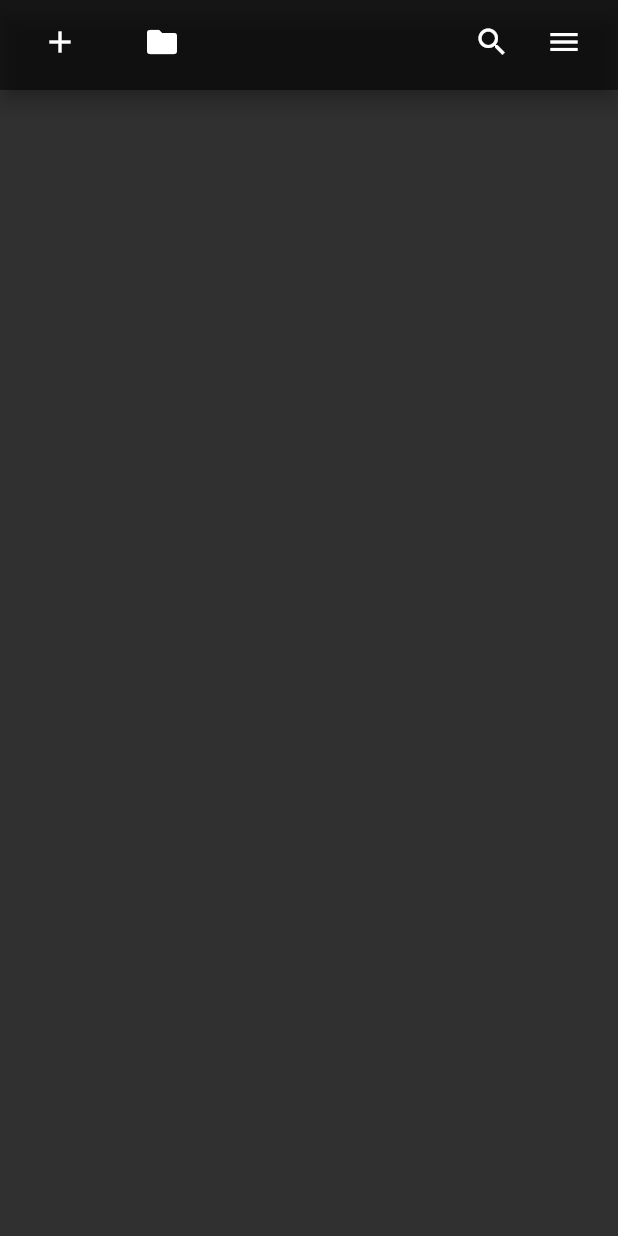
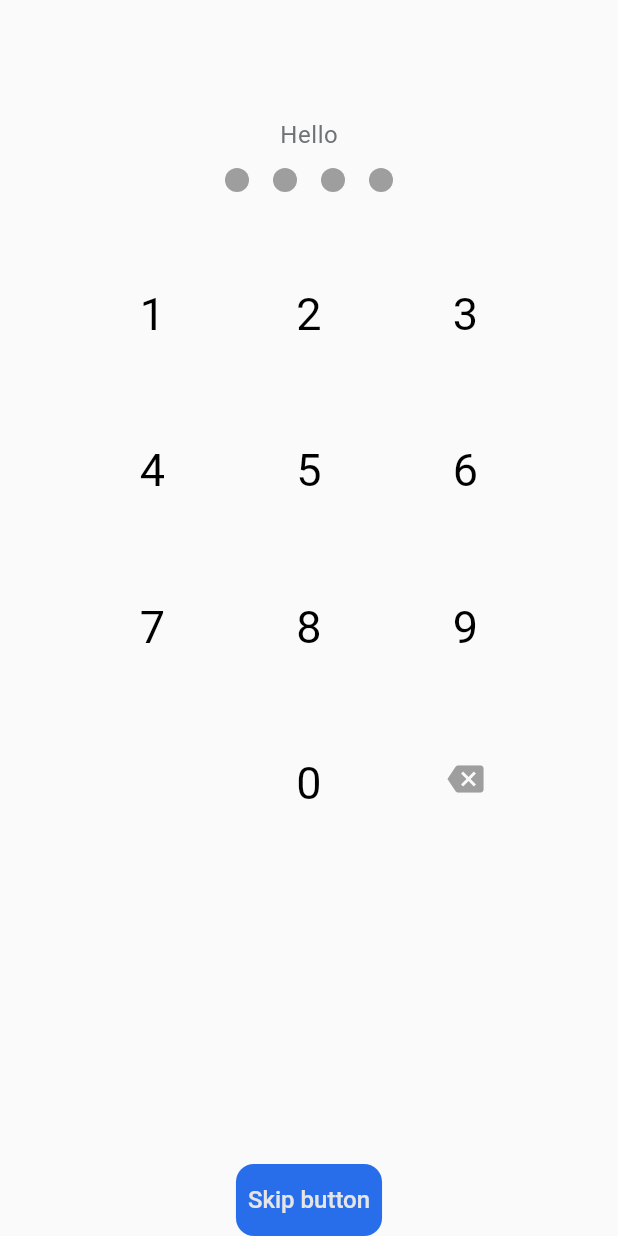
Before and after one commit to Tsiuryn/psws_storage, a Flutter app: the screen it shows after launch, on a phone screen of 412 x 824 dp. Run offline on Flutter 3.47's test engine with Material 2 defaults, Android fonts, the phone set to English and light mode, and no system bars; our stand-ins replace auto_route, flutter_bloc, flutter_swipe_action_cell, get_it, hive, hive_flutter; missing offline and left inert: back_button_interceptor, uuid_type; accounts and stored records are empty; generated files the repository leaves out were written again.

Commit message:
pin code page start

```diff
--- a/lib/app/app_bloc/environment.dart
+++ b/lib/app/app_bloc/environment.dart
@@ -8,7 +8,7 @@ class Environment {
 
   Environment.empty()
       : id = '',
-        themeType = ThemeMode.dark;
+        themeType = ThemeMode.light;
 
   Environment copyWith({
     String? id,
--- /dev/null
+++ b/lib/presenter/pin/presentation/widget/circle.dart
@@ -0,0 +1,42 @@
+import 'package:flutter/material.dart';
+
+@immutable
+class CircleUIConfig {
+  static const _defaultCircleSize = 16.0;
+
+  final Color filledColor;
+  final Color emptyColor;
+  final double circleSize;
+
+  const CircleUIConfig({
+    this.filledColor = Colors.blue,
+    this.emptyColor = Colors.grey,
+    this.circleSize = _defaultCircleSize,
+  });
+}
+
+class Circle extends StatelessWidget {
+  final bool filled;
+  final CircleUIConfig circleUIConfig;
+  final double extraSize;
+
+  const Circle({
+    Key? key,
+    this.filled = false,
+    required this.circleUIConfig,
+    this.extraSize = 0,
+  }) : super(key: key);
+
+  @override
+  Widget build(BuildContext context) {
+    return Container(
+      margin: EdgeInsets.only(bottom: extraSize),
+      width: circleUIConfig.circleSize,
+      height: circleUIConfig.circleSize,
+      decoration: BoxDecoration(
+        color: filled ? circleUIConfig.filledColor : circleUIConfig.emptyColor,
+        shape: BoxShape.circle,
+      ),
+    );
+  }
+}
--- /dev/null
+++ b/lib/presenter/pin/presentation/widget/keyboard.dart
@@ -0,0 +1,180 @@
+import 'package:flutter/material.dart';
+
+typedef KeyboardTapCallback = void Function(String text);
+
+const _keyboardBottomPadding = 72.0;
+
+@immutable
+class KeyboardUIConfig {
+  final TextStyle digitTextStyle;
+  final Color splashColor;
+  final Color digitFillColor;
+
+  //Size for the keyboard can be define and provided from the app.
+  //If it will not be provided the size will be adjusted to a screen size.
+  final Size? keyboardSize;
+
+  const KeyboardUIConfig({
+    this.splashColor = Colors.grey,
+    this.digitFillColor = Colors.transparent,
+    this.digitTextStyle = const TextStyle(fontSize: 30, color: Colors.black),
+    this.keyboardSize,
+  });
+}
+
+class KeyboardKey {
+  final VoidCallback onTap;
+  final Widget child;
+
+  KeyboardKey({required this.onTap, required this.child});
+}
+
+class Keyboard extends StatelessWidget {
+  final KeyboardUIConfig keyboardUIConfig;
+  final KeyboardTapCallback onKeyboardTap;
+  final KeyboardKey? bottomLeftKey;
+  final KeyboardKey? bottomRightKey;
+
+  final List<String> digits = const [
+    '1',
+    '2',
+    '3',
+    '4',
+    '5',
+    '6',
+    '7',
+    '8',
+    '9',
+    '0',
+  ];
+
+  const Keyboard({
+    Key? key,
+    required this.keyboardUIConfig,
+    required this.onKeyboardTap,
+    this.bottomLeftKey,
+    this.bottomRightKey,
+  }) : super(key: key);
+
+  @override
+  Widget build(BuildContext context) => _buildKeyboard(context);
+
+  Widget _buildKeyboard(BuildContext context) {
+    var keyboardItems = List<dynamic>.from(digits);
+    keyboardItems.insert(
+      keyboardItems.length - 1,
+      bottomLeftKey ?? const SizedBox(),
+    );
+    keyboardItems.add(bottomRightKey ?? const SizedBox());
+    final screenSize = MediaQuery.of(context).size;
+    final keyboardHeight = screenSize.height > screenSize.width
+        ? screenSize.height / 2
+        : screenSize.height - 80;
+    final keyboardWidth = keyboardHeight * 3 / 4;
+    final keyboardSize = keyboardUIConfig.keyboardSize != null
+        ? keyboardUIConfig.keyboardSize!
+        : Size(keyboardWidth, keyboardHeight);
+
+    return Container(
+      width: keyboardSize.width,
+      height: keyboardSize.height,
+      margin: const EdgeInsets.only(
+        top: 16,
+        bottom: _keyboardBottomPadding,
+      ),
+      child: AlignedGrid(
+        keyboardSize: keyboardSize,
+        children: List.generate(keyboardItems.length, (index) {
+          final item = keyboardItems[index];
+
+          return item is String
+              ? _buildKeyboardDigit(item)
+              : item is KeyboardKey
+                  ? _buildKeyboardKey(
+                      child: item.child,
+                      onTap: item.onTap,
+                    )
+                  : item;
+        }),
+      ),
+    );
+  }
+
+  Widget _buildKeyboardKey({
+    required Widget child,
+    required VoidCallback onTap,
+    Key? key,
+  }) {
+    return Container(
+      margin: const EdgeInsets.all(4),
+      child: ClipOval(
+        child: Material(
+          color: Colors.transparent,
+          child: InkWell(
+            key: key,
+            splashColor: keyboardUIConfig.splashColor,
+            onTap: onTap,
+            child: child,
+          ),
+        ),
+      ),
+    );
+  }
+
+  Widget _buildKeyboardDigit(String text) {
+    return _buildKeyboardKey(
+      key: Key(text),
+      child: Container(
+        decoration: BoxDecoration(
+          shape: BoxShape.circle,
+          color: keyboardUIConfig.digitFillColor,
+        ),
+        child: Center(
+          child: Text(
+            text,
+            style: keyboardUIConfig.digitTextStyle,
+            semanticsLabel: text,
+          ),
+        ),
+      ),
+      onTap: () => onKeyboardTap(text),
+    );
+  }
+}
+
+class AlignedGrid extends StatelessWidget {
+  final double runSpacing = 4;
+  final double spacing = 4;
+  final int listSize;
+  final columns = 3;
+  final List<Widget> children;
+  final Size keyboardSize;
+
+  const AlignedGrid({
+    Key? key,
+    required this.children,
+    required this.keyboardSize,
+  })  : listSize = children.length,
+        super(key: key);
+
+  @override
+  Widget build(BuildContext context) {
+    final primarySize = keyboardSize.width > keyboardSize.height
+        ? keyboardSize.height
+        : keyboardSize.width;
+    final itemSize = (primarySize - runSpacing * (columns - 1)) / columns;
+
+    return Wrap(
+      runSpacing: runSpacing,
+      spacing: spacing,
+      alignment: WrapAlignment.center,
+      children: children
+          .map((item) => SizedBox(
+                width: itemSize,
+                height: itemSize,
+                child: item,
+              ))
+          .toList(growable: false),
+    );
+  }
+}
--- /dev/null
+++ b/lib/presenter/pin/presentation/widget/passcode_screen.dart
@@ -0,0 +1,177 @@
+library passcode_screen;
+
+import 'package:flutter/material.dart';
+
+import 'circle.dart';
+import 'keyboard.dart';
+import 'shake_curve.dart';
+
+typedef PasswordEnteredCallback = void Function(String text);
+typedef CancelCallback = void Function();
+
+class PinCodeWidget extends StatefulWidget {
+  final int passcodeLength;
+  final PasswordEnteredCallback passwordEnteredCallback;
+  final Widget? cancelButton;
+  final CancelCallback? cancelCallback;
+  final Widget? title;
+  final CircleUIConfig circleUIConfig;
+  final KeyboardUIConfig keyboardUIConfig;
+
+  const PinCodeWidget({
+    Key? key,
+    required this.passcodeLength,
+    required this.passwordEnteredCallback,
+    this.cancelButton,
+    CircleUIConfig? circleUIConfig,
+    KeyboardUIConfig? keyboardUIConfig,
+    this.cancelCallback,
+    this.title,
+  })  : circleUIConfig = circleUIConfig ?? const CircleUIConfig(),
+        keyboardUIConfig = keyboardUIConfig ?? const KeyboardUIConfig(),
+        super(key: key);
+
+  @override
+  State<StatefulWidget> createState() => PinCodeWidgetState();
+}
+
+class PinCodeWidgetState extends State<PinCodeWidget>
+    with SingleTickerProviderStateMixin {
+  String enteredPasscode = '';
+  late AnimationController controller;
+  late Animation<double> animation;
+
+  @override
+  void initState() {
+    super.initState();
+
+    controller = AnimationController(
+      duration: const Duration(milliseconds: 500),
+      vsync: this,
+    );
+    final Animation curve =
+        CurvedAnimation(parent: controller, curve: ShakeCurve());
+    animation = Tween(begin: 0.0, end: 10.0).animate(curve as Animation<double>)
+      ..addStatusListener((status) {
+        if (status == AnimationStatus.completed) {
+          _resetPasscode();
+        }
+      })
+      ..addListener(() {
+        // ignore: no-empty-block
+        setState(() {
+          // the animation object’s value is the changed state
+        });
+      });
+  }
+
+  void _resetPasscode() {
+    setState(() {
+      enteredPasscode = '';
+      controller.value = 0;
+    });
+  }
+
+  @override
+  Widget build(BuildContext context) {
+    final theme = Theme.of(context);
+
+    return Column(
+      children: [
+        Padding(
+          padding: const EdgeInsets.only(top: 20.0),
+          child: widget.title ??
+              Text(
+                'Hello',
+                style: theme.textTheme.bodyText1
+                    ?.copyWith(color: theme.colorScheme.onPrimary),
+              ),
+        ),
+        SizedBox(
+          height: 40,
+          child: Row(
+            mainAxisAlignment: MainAxisAlignment.center,
+            children: _buildCircles(),
+          ),
+        ),
+        _buildKeyboard(),
+      ],
+    );
+  }
+
+  Widget _buildKeyboard() => Keyboard(
+        onKeyboardTap: _onKeyboardButtonPressed,
+        keyboardUIConfig: widget.keyboardUIConfig,
+        bottomLeftKey: _buildCancelKey(),
+        bottomRightKey: _buildBackspaceKey(),
+      );
+
+  List<Widget> _buildCircles() {
+    var list = <Widget>[];
+    var config = widget.circleUIConfig;
+    var extraSize = animation.value;
+    for (var i = 0; i < widget.passcodeLength; i++) {
+      list.add(
+        Container(
+          margin: const EdgeInsets.all(8),
+          child: Circle(
+            filled: i < enteredPasscode.length,
+            circleUIConfig: config,
+            extraSize: extraSize,
+          ),
+        ),
+      );
+    }
+
+    return list;
+  }
+
+  KeyboardKey? _buildCancelKey() {
+    return widget.cancelButton != null && widget.cancelCallback != null
+        ? KeyboardKey(
+            onTap: widget.cancelCallback!,
+            child: widget.cancelButton!,
+          )
+        : null;
+  }
+
+  KeyboardKey _buildBackspaceKey() {
+    return KeyboardKey(
+      onTap: _onBackspaceButtonPressed,
+      child: const Icon(Icons.backspace, color: Colors.grey),
+    );
+  }
+
+  void dropPassCode() {
+    setState(() {
+      enteredPasscode = '';
+    });
+  }
+
+  void _onBackspaceButtonPressed() {
+    if (enteredPasscode.isNotEmpty) {
+      setState(() {
+        enteredPasscode =
+            enteredPasscode.substring(0, enteredPasscode.length - 1);
+      });
+    }
+  }
+
+  void _onKeyboardButtonPressed(String text) {
+    if (enteredPasscode.length == widget.passcodeLength) {
+      return;
+    }
+    setState(() {
+      enteredPasscode += text;
+    });
+    if (enteredPasscode.length == widget.passcodeLength) {
+      widget.passwordEnteredCallback(enteredPasscode);
+    }
+  }
+
+  @override
+  void dispose() {
+    controller.dispose();
+    super.dispose();
+  }
+}
--- /dev/null
+++ b/lib/presenter/pin/presentation/widget/shake_curve.dart
@@ -0,0 +1,12 @@
+import 'dart:core';
+import 'dart:math';
+
+import 'package:flutter/animation.dart';
+
+class ShakeCurve extends Curve {
+  @override
+  double transform(double t) {
+    //t from 0.0 to 1.0
+    return sin(t * 2.5 * pi).abs();
+  }
+}
--- a/pubspec.yaml
+++ b/pubspec.yaml
@@ -22,14 +22,14 @@ dependencies:
   flutter_swipe_action_cell: ^3.0.1
 
   # router:
-  auto_route: ^3.2.4
+  auto_route: ^4.0.1
 
   # storage:
   hive: ^2.2.1
   hive_flutter: ^1.1.0
 
   # Back button interceptor:
-  back_button_interceptor: 5.0.2
+  back_button_interceptor: ^6.0.0
 
   # uuid
   uuid_type: ^2.0.0
@@ -47,7 +47,7 @@ dev_dependencies:
     sdk: flutter
 
   # router:
-  auto_route_generator: 3.2.0
+  auto_route_generator: ^4.0.0
 
   hive_generator: ^1.1.3
 
```
Also changed, not shown: lib/app/router/app_router.dart (+6 -1 lines), lib/presenter/pin/domain/entity/credentials.dart (added, +16 -0 lines), lib/presenter/pin/presentation/pages/create_pin/bloc/create_pin_bloc.dart (added, +40 -0 lines), lib/presenter/pin/presentation/pages/create_pin/bloc/create_pin_bloc_event.dart (added, +39 -0 lines), lib/presenter/pin/presentation/pages/create_pin/bloc/create_pin_bloc_state.dart (added, +56 -0 lines), lib/presenter/pin/presentation/pages/create_pin/create_pin_page.dart (added, +96 -0 lines).
